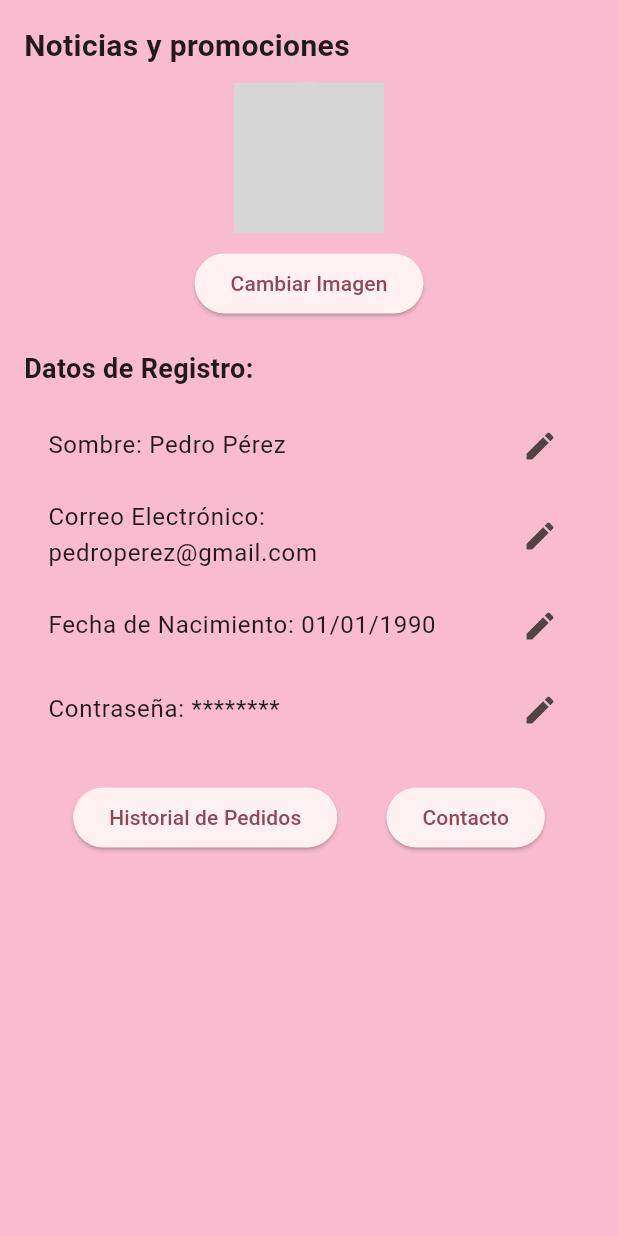
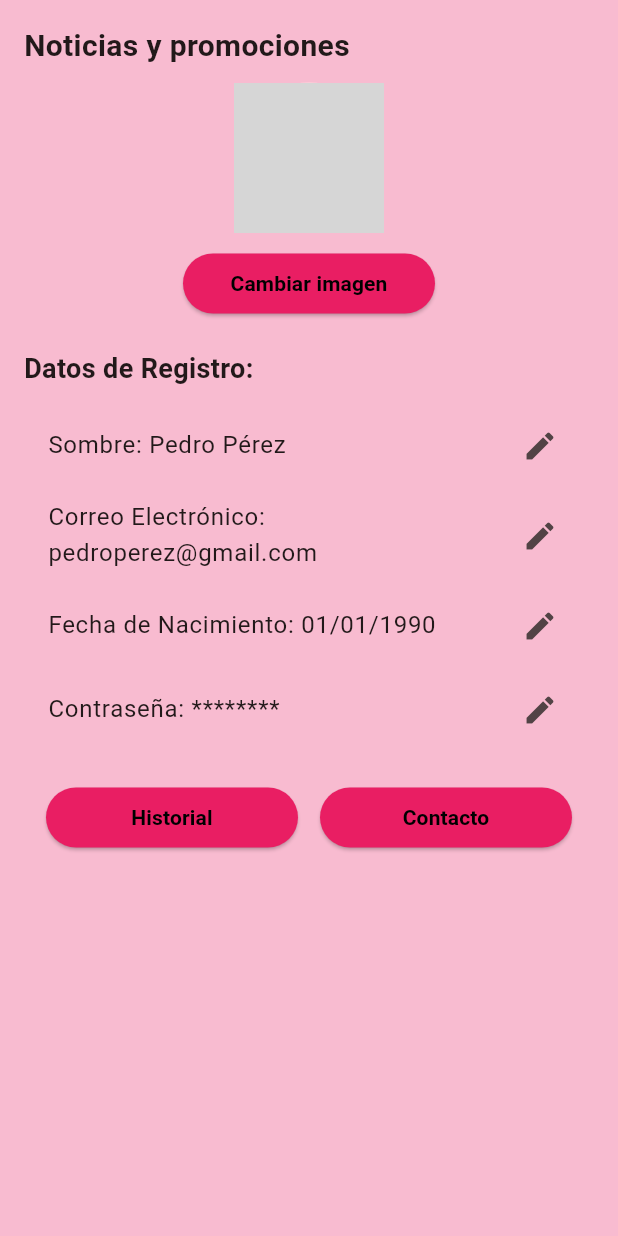
Before and after one commit to ProyectoFinal2024Moviles/el_taller_del_dulce, a Flutter app: the ProfilePage screen opened directly, on a phone screen of 412 x 824 dp. Run offline on Flutter 3.47's test engine with Material 3 defaults, Android fonts, the phone set to English and light mode, and no system bars; our stand-ins replace get; network calls fail; grey boxes are pictures that could not be loaded.

Commit message:
union entre develop y feature/garcia

```diff
--- a/lib/main.dart
+++ b/lib/main.dart
@@ -1,6 +1,7 @@
 import 'package:el_taller_del_dulce/pages/home_page.dart';
 import 'package:el_taller_del_dulce/pages/navigation_menu.dart';
 import 'package:el_taller_del_dulce/pages/register_page.dart';
+import 'package:el_taller_del_dulce/pages/splash_page.dart';
 import 'package:el_taller_del_dulce/pages/types_page.dart';
 import 'package:flutter/material.dart';
 import 'package:flutter_localizations/flutter_localizations.dart';
@@ -29,7 +30,7 @@ class MyApp extends StatelessWidget {
         colorScheme: ColorScheme.fromSeed(seedColor: Color(0xFFE91E63)),
         useMaterial3: true,
       ),
-      home: const NavigationMenu(),
+      home: const SplashPage(),
     );
   }
 }
--- a/lib/pages/details_page.dart
+++ b/lib/pages/details_page.dart
@@ -9,7 +9,7 @@ class DetailsPage extends StatefulWidget {
 }
 
 class _DetailsPageState extends State<DetailsPage> {
-  final String cake = 'assets/images/chocolate-cake.png';
+  final String cake = 'assets/images/chocolate_cake.jpg';
   String description = "Deliciosa torta de chocolate";
   String _selectedSize = '';
   int _quantity = 0;
--- a/lib/pages/navigation_menu.dart
+++ b/lib/pages/navigation_menu.dart
@@ -1,7 +1,6 @@
 import 'package:el_taller_del_dulce/pages/home_page.dart';
 import 'package:flutter/material.dart';
 import 'package:get/get.dart';
-
 import 'car_page.dart';
 import 'news_page.dart';
 import 'profile_page.dart';
--- a/lib/pages/profile_page.dart
+++ b/lib/pages/profile_page.dart
@@ -1,3 +1,4 @@
+import 'package:el_taller_del_dulce/pages/info_page.dart';
 import 'package:flutter/material.dart';
 
 class ProfilePage extends StatefulWidget {
@@ -39,7 +40,20 @@ class _ProfilePageState extends State<ProfilePage> {
                     onPressed: () {
                       // Lógica para cambiar la imagen
                     },
-                    child: const Text('Cambiar Imagen'),
+                    style: ElevatedButton.styleFrom(
+                      backgroundColor: const Color(0xFFE91E63),
+                    ),
+                    child:  const SizedBox(
+                      width: 120, // Establece un ancho específico para el botón
+                      child: Text(
+                        "Cambiar imagen",
+                        textAlign: TextAlign.center,
+                        style: TextStyle(
+                            fontWeight: FontWeight.bold,
+                            color: Colors.black
+                        ),
+                      ),
+                    ),
                   ),
                 ],
               ),
@@ -88,13 +102,43 @@ class _ProfilePageState extends State<ProfilePage> {
                   onPressed: () {
                     // Lógica para el historial de pedidos
                   },
-                  child: const Text('Historial de Pedidos'),
+                  style: ElevatedButton.styleFrom(
+                    backgroundColor: const Color(0xFFE91E63),
+                  ),
+                  child:  const SizedBox(
+                    width: 120, // Establece un ancho específico para el botón
+                    child: Text(
+                      "Historial",
+                      textAlign: TextAlign.center,
+                      style: TextStyle(
+                          fontWeight: FontWeight.bold,
+                          color: Colors.black
+                      ),
+                    ),
+                  ),
                 ),
                 ElevatedButton(
                   onPressed: () {
-                    // Lógica para el contacto
+                    Navigator.push(
+                        context,
+                        MaterialPageRoute(
+                            builder: (context) => const InfoPage())
+                    );
                   },
-                  child: const Text('Contacto'),
+                  style: ElevatedButton.styleFrom(
+                    backgroundColor: const Color(0xFFE91E63),
+                  ),
+                  child:  const SizedBox(
+                    width: 120, // Establece un ancho específico para el botón
+                    child: Text(
+                      "Contacto",
+                      textAlign: TextAlign.center,
+                      style: TextStyle(
+                          fontWeight: FontWeight.bold,
+                          color: Colors.black
+                      ),
+                    ),
+                  ),
                 ),
               ],
             ),
--- a/lib/pages/splash_page.dart
+++ b/lib/pages/splash_page.dart
@@ -1,3 +1,4 @@
+import 'package:el_taller_del_dulce/pages/register_page.dart';
 import 'package:flutter/material.dart';
 import 'login_page.dart';
 
@@ -20,7 +21,7 @@ class _SplashPageState extends State<SplashPage> {
     Future.delayed(const Duration(seconds: 2), () async{
       Navigator.pushReplacement(
         context,
-        MaterialPageRoute(builder: (context) => const LoginPage()));
+        MaterialPageRoute(builder: (context) => const RegisterPage()));
     });
   }
 
```
Also changed, not shown: lib/pages/login_page.dart (+36 -4 lines).
